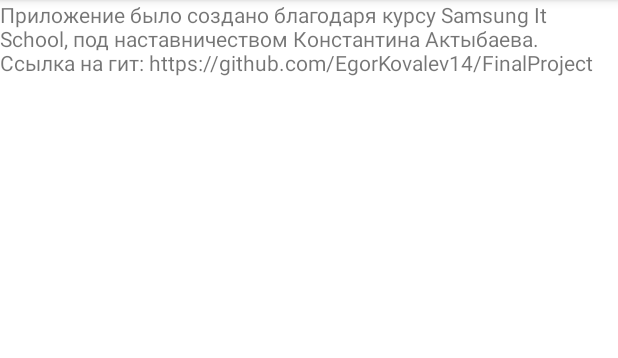
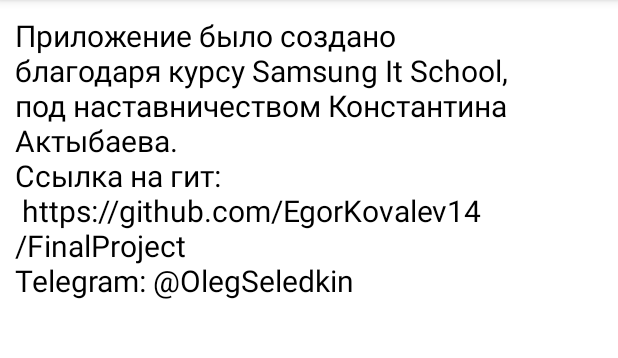
Before and after one commit to EgorKovalev14/FinalProject, an Android app: the AboutActivity screen opened directly, with no data from a screen before it, on a phone screen of 412 x 824 dp, the part 84-442 px from its top. Run offline under Robolectric (Android 15) with nearby library versions, the phone set to English and light mode, and no system bars.

Commit message:
ура почти победа

```diff
--- a/app/src/main/java/ru/samsung/finalproject/AboutActivity.java
+++ b/app/src/main/java/ru/samsung/finalproject/AboutActivity.java
@@ -1,14 +1,20 @@
 package ru.samsung.finalproject;
 
 import android.os.Bundle;
+import android.widget.TextView;
 
 import androidx.annotation.Nullable;
 import androidx.appcompat.app.AppCompatActivity;
 
 public class AboutActivity extends AppCompatActivity {
+    TextView textView123;
     @Override
     protected void onCreate(@Nullable Bundle savedInstanceState) {
         super.onCreate(savedInstanceState);
         setContentView(R.layout.about_activity);
+        textView123 =findViewById(R.id.textView_about);
+        textView123.setTextSize(20);
+        textView123.setTextIsSelectable(true);
+
     }
 }
--- a/app/src/main/res/layout/about_activity.xml
+++ b/app/src/main/res/layout/about_activity.xml
@@ -4,9 +4,15 @@
     android:layout_height="match_parent">
 
     <TextView
-        android:id="@+id/textView"
+        android:id="@+id/textView_about"
         android:layout_width="wrap_content"
         android:layout_height="match_parent"
         android:layout_weight="1"
-        android:text="@string/aboutApp" />
+        android:text="@string/aboutApp"
+        android:textStyle="normal"
+        android:textSize="14dp"
+        android:textColor="@color/black"
+        android:layout_gravity="center_horizontal"
+        android:paddingTop="10dp"
+        android:layout_margin="10dp"/>
 </LinearLayout>
--- a/app/src/main/res/layout/dialog_fragment.xml
+++ b/app/src/main/res/layout/dialog_fragment.xml
@@ -26,7 +26,8 @@
             android:layout_weight="1"
             android:text="Назад"
             android:layout_marginRight="10dp"
-            android:layout_marginLeft="10dp"/>
+            android:layout_marginLeft="10dp"
+            android:background="@color/purple_500"/>
 
 
         <Button
@@ -36,7 +37,8 @@
             android:layout_weight="1"
             android:text="Изменить"
             android:layout_marginLeft="10dp"
-            android:layout_marginRight="10dp"/>
+            android:layout_marginRight="10dp"
+            android:background="@color/purple_500" />
 
 
     </LinearLayout>
--- a/app/src/main/res/values/strings.xml
+++ b/app/src/main/res/values/strings.xml
@@ -2,8 +2,8 @@
     <string name="app_name">E-Book</string>
     <string name="titleChangeName">Изменить название книги</string>
     <string name="titleDeleteBook">Удалить книгу</string>
-    <string name="aboutApp">Приложение было создано благодаря курсу Samsung It School, под наставничеством Константина Актыбаева.
-    Ссылка на гит: https://github.com/EgorKovalev14/FinalProject</string>
+    <string name="aboutApp">Приложение было создано благодаря курсу Samsung It School, под наставничеством Константина Актыбаева. \nСсылка на гит:\n https://github.com/EgorKovalev14/FinalProject \nTelegram: @OlegSeledkin
+    </string>
 
 
 
```
Also changed, not shown: app/src/main/java/ru/samsung/finalproject/MainActivity.java (+7 -1 lines).
